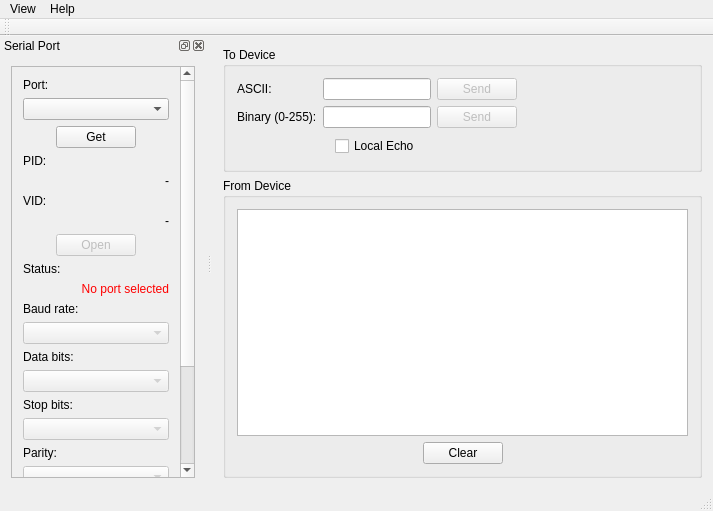
Before: the Qt Designer form mainwindow.ui in JorgeAparicio/qSerialTerm, drawn with Qt 5.
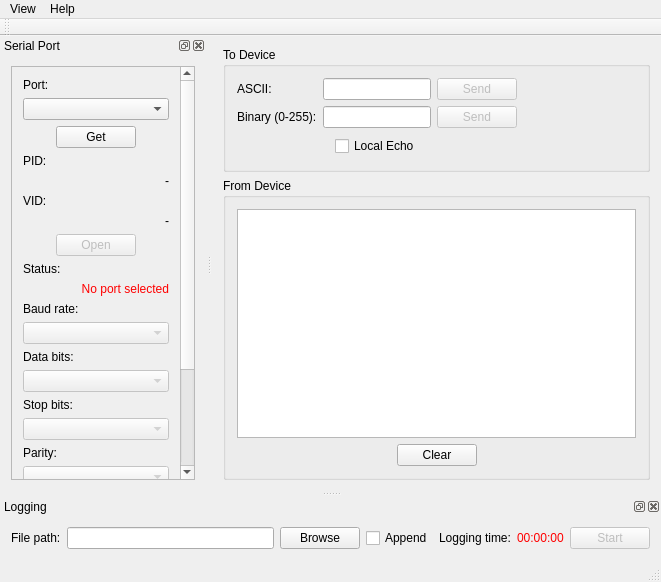
After: the same form once the commit is applied.

Commit message: Added logging feature

Diff of the .ui file:
```diff
--- a/mainwindow.ui
+++ b/mainwindow.ui
@@ -6,8 +6,8 @@
    <rect>
     <x>0</x>
     <y>0</y>
-    <width>713</width>
-    <height>511</height>
+    <width>661</width>
+    <height>582</height>
    </rect>
   </property>
   <property name="windowTitle">
@@ -194,7 +194,7 @@
     <rect>
      <x>0</x>
      <y>0</y>
-     <width>713</width>
+     <width>661</width>
      <height>25</height>
     </rect>
    </property>
@@ -641,6 +641,70 @@
     </layout>
    </widget>
   </widget>
+  <widget class="QDockWidget" name="loggingDockWidget">
+   <property name="windowTitle">
+    <string>Logging</string>
+   </property>
+   <attribute name="dockWidgetArea">
+    <number>8</number>
+   </attribute>
+   <widget class="QWidget" name="dockWidgetContents_2">
+    <layout class="QGridLayout" name="gridLayout_6">
+     <item row="0" column="0">
+      <widget class="QLabel" name="label_6">
+       <property name="text">
+        <string>File path:</string>
+       </property>
+      </widget>
+     </item>
+     <item row="0" column="1">
+      <widget class="QLineEdit" name="filePathEdit">
+       <property name="enabled">
+        <bool>true</bool>
+       </property>
+      </widget>
+     </item>
+     <item row="0" column="2">
+      <widget class="QPushButton" name="browseButton">
+       <property name="text">
+        <string>Browse</string>
+       </property>
+      </widget>
+     </item>
+     <item row="0" column="6">
+      <widget class="QPushButton" name="startLoggingButton">
+       <property name="enabled">
+        <bool>false</bool>
+       </property>
+       <property name="text">
+        <string>Start</string>
+       </property>
+      </widget>
+     </item>
+     <item row="0" column="4">
+      <widget class="QLabel" name="label_7">
+       <property name="text">
+        <string>Logging time:</string>
+       </property>
+      </widget>
+     </item>
+     <item row="0" column="5">
+      <widget class="QLabel" name="loggingTimeLabel">
+       <property name="text">
+        <string>&lt;html&gt;&lt;head/&gt;&lt;body&gt;&lt;p&gt;&lt;span style=&quot; color:#ff0000;&quot;&gt;00:00:00&lt;/span&gt;&lt;/p&gt;&lt;/body&gt;&lt;/html&gt;</string>
+       </property>
+      </widget>
+     </item>
+     <item row="0" column="3">
+      <widget class="QCheckBox" name="appendCheckBox">
+       <property name="text">
+        <string>Append</string>
+       </property>
+      </widget>
+     </item>
+    </layout>
+   </widget>
+  </widget>
   <action name="actionAbout">
    <property name="text">
     <string>About</string>
```
Left out of the diff: 12 changed lines with no effect on the pictures. The commit also changes 2 other files.
